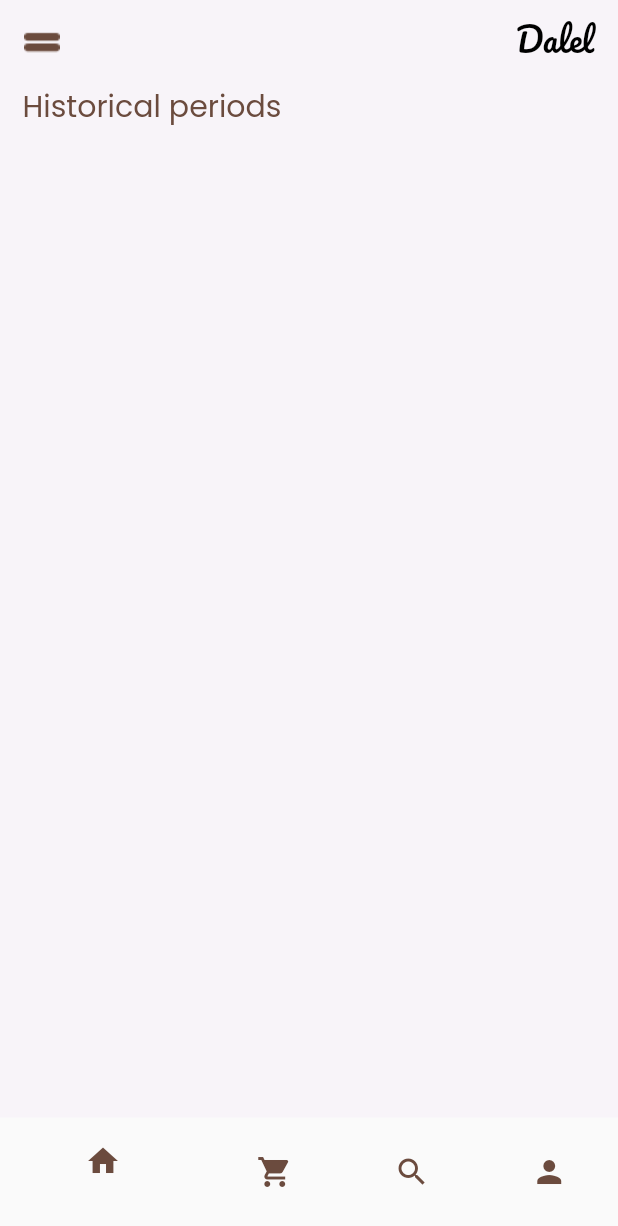
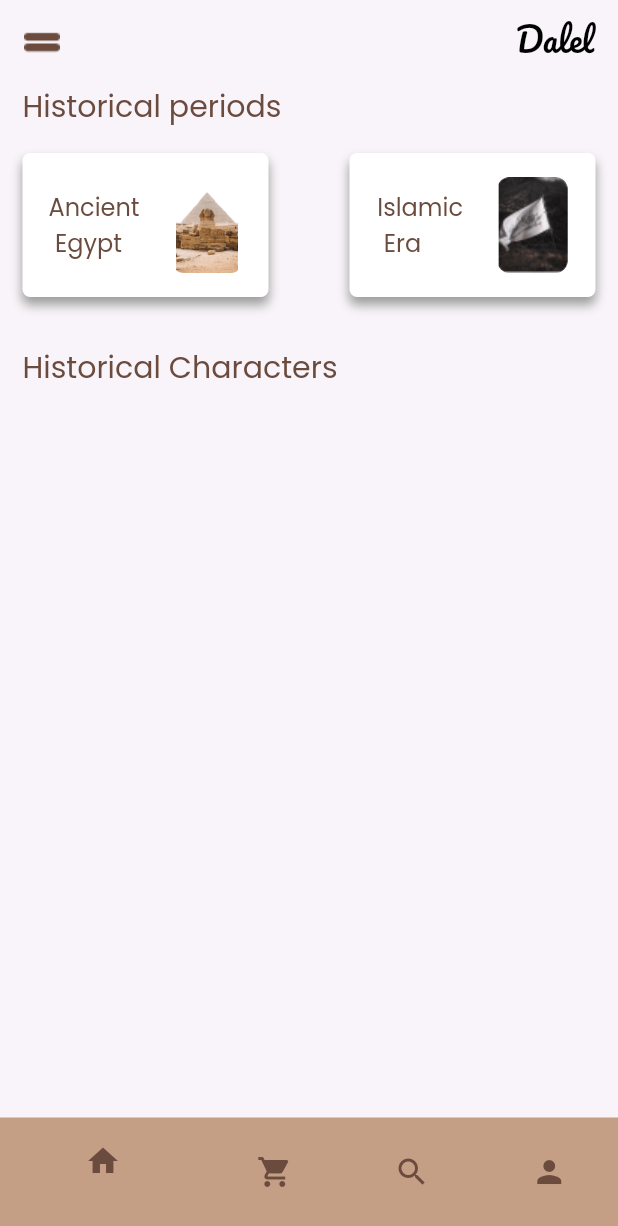
Before and after one commit to AbdelrahmanZeid/DalelApp, a Flutter app: the HomeView screen opened by its route, on a phone screen of 412 x 824 dp. Shown: the top 1226 px of the screen. Run offline on Flutter 3.47's test engine with Material 2 defaults, Android fonts, the phone set to English and light mode, and no system bars; our stand-ins replace firebase_auth, firebase_core, flutter_bloc, flutter_svg, get_it, go_router and 2 more; accounts and stored records are empty.

Commit message:
create custom topic card

```diff
--- a/lib/core/utils/app_strings.dart
+++ b/lib/core/utils/app_strings.dart
@@ -29,7 +29,8 @@ abstract class AppStrings {
       forgotPassword = "Forgot Password ?",
       //!Home Strings
       recommendations = "Recommendations",
-      aboutAncientEgypt = "About Ancient Egypt",
+      aboutAncientEgypt = "Ancient \n Egypt",
+      islamicEra = "Islamic \n Era",
       ancientEgyptWars = "Ancient Egypt Wars",
       //!Search Strings
       searchDeepIntoTheHistory = "Search deep into the history",
--- a/lib/core/widgets/custom_text_widget.dart
+++ b/lib/core/widgets/custom_text_widget.dart
@@ -0,0 +1,17 @@
+import 'package:dalel/core/utils/app_color.dart';
+import 'package:dalel/core/utils/app_text_style.dart';
+import 'package:flutter/material.dart';
+
+class CustomTextWidget extends StatelessWidget {
+  const CustomTextWidget({super.key, required this.text});
+  final String text;
+  @override
+  Widget build(BuildContext context) {
+    return Text(
+      text,
+      style: AppTextStyle.forgetPasswordStyle().copyWith(
+        color: AppColor.splashTextColor,
+      ),
+    );
+  }
+}
--- a/lib/features/home/presentation/views/home_view.dart
+++ b/lib/features/home/presentation/views/home_view.dart
@@ -1,6 +1,8 @@
+import 'package:dalel/core/utils/app_assets.dart';
 import 'package:dalel/core/utils/app_color.dart';
 import 'package:dalel/core/utils/app_strings.dart';
 import 'package:dalel/core/utils/app_text_style.dart';
+import 'package:dalel/core/widgets/custom_text_widget.dart';
 import 'package:dalel/features/home/presentation/widgets/custom_app_bar.dart';
 import 'package:dalel/features/home/presentation/widgets/custom_bottom_nav_bar_widget.dart';
 import 'package:dalel/features/home/view_model/cubits/home_cubit.dart';
@@ -52,22 +54,128 @@ class HomeViewBody extends StatelessWidget {
               text: AppStrings.historicalPeriods,
             ),
           ),
+          SliverToBoxAdapter(
+            child: SizedBox(
+              height: 16,
+            ),
+          ),
+          SliverToBoxAdapter(
+            child: CustomTopicCard(),
+          ),
+           SliverToBoxAdapter(
+            child: SizedBox(
+              height:32,
+            ),
+          ),
+           SliverToBoxAdapter(
+            child: CustomTextWidget(
+              text: AppStrings.historicalCharacters,
+            ),
+          ),
+           SliverToBoxAdapter(
+            child: SizedBox(
+              height: 16,
+            ),
+          ),
         ],
       ),
     );
   }
 }
 
-class CustomTextWidget extends StatelessWidget {
-  const CustomTextWidget({super.key, required this.text});
-  final String text;
+class CustomTopicCard extends StatelessWidget {
+  const CustomTopicCard({super.key});
+
   @override
   Widget build(BuildContext context) {
-    return Text(
-      text,
-      style: AppTextStyle.forgetPasswordStyle().copyWith(
-        color: AppColor.splashTextColor,
-      ),
+    return Row(
+      mainAxisAlignment: MainAxisAlignment.spaceBetween,
+      children: [
+        Container(
+          width: 164,
+          height: 96,
+          decoration: BoxDecoration(
+            color: Colors.white,
+            borderRadius: BorderRadius.circular(
+              5,
+            ),
+            boxShadow: const [
+              BoxShadow(
+                color: Colors.grey,
+                blurRadius: 5,
+                offset: Offset(
+                  0,
+                  5,
+                ),
+              ),
+            ],
+          ),
+          child: Row(
+            mainAxisAlignment: MainAxisAlignment.spaceEvenly,
+            children: [
+              Text(
+                AppStrings.aboutAncientEgypt,
+                style: AppTextStyle.onBoardingTitleStyle().copyWith(
+                  fontSize: 16,
+                  color: AppColor.splashTextColor,
+                ),
+              ),
+              ClipRRect(
+                borderRadius: BorderRadius.circular(
+                  8,
+                ),
+                child: Image.asset(
+                  Assets.assetsImagesUnsplashMoonoldXeqs,
+                  width: 47,
+                  height: 64,
+                ),
+              ),
+            ],
+          ),
+        ),
+        Container(
+          width: 164,
+          height: 96,
+          decoration: BoxDecoration(
+            color: Colors.white,
+            borderRadius: BorderRadius.circular(
+              5,
+            ),
+            boxShadow: const [
+              BoxShadow(
+                color: Colors.grey,
+                blurRadius: 5,
+                offset: Offset(
+                  0,
+                  5,
+                ),
+              ),
+            ],
+          ),
+          child: Row(
+            mainAxisAlignment: MainAxisAlignment.spaceEvenly,
+            children: [
+              Text(
+                AppStrings.islamicEra,
+                style: AppTextStyle.onBoardingTitleStyle().copyWith(
+                  fontSize: 16,
+                  color: AppColor.splashTextColor,
+                ),
+              ),
+              ClipRRect(
+                borderRadius: BorderRadius.circular(
+                  8,
+                ),
+                child: Image.asset(
+                  Assets.assetsImagesFrame_2,
+                  width: 47,
+                  height: 64,
+                ),
+              ),
+            ],
+          ),
+        ),
+      ],
     );
   }
 }
--- a/lib/features/home/presentation/widgets/custom_bottom_nav_bar_widget.dart
+++ b/lib/features/home/presentation/widgets/custom_bottom_nav_bar_widget.dart
@@ -1,4 +1,3 @@
-
 import 'package:flutter/material.dart';
 
 class CustomBottomNavBarWidget extends StatelessWidget {
@@ -12,19 +11,8 @@ class CustomBottomNavBarWidget extends StatelessWidget {
   final List<BottomNavigationBarItem> items;
   @override
   Widget build(BuildContext context) {
-    return Container(
-      width: double.infinity,
+    return SizedBox(
       height: 79,
-      decoration: const BoxDecoration(
-        borderRadius: BorderRadius.only(
-          topLeft: Radius.circular(
-            10,
-          ),
-          topRight: Radius.circular(
-            10,
-          ),
-        ),
-      ),
       child: BottomNavigationBar(
         currentIndex: currentIndex,
         onTap: onTap,
--- a/lib/features/home/view_model/cubits/home_cubit.dart
+++ b/lib/features/home/view_model/cubits/home_cubit.dart
@@ -26,6 +26,7 @@ class HomeCubit extends Cubit<HomeStates> {
 
   final List<BottomNavigationBarItem> bottomNavigationBarItemList = const [
     BottomNavigationBarItem(
+      backgroundColor: AppColor.primaryColor,
       icon: Icon(
         Icons.home,
         color: AppColor.splashTextColor,
```
Also changed, not shown: lib/features/home/presentation/widgets/custom_topic_card.dart (added).
